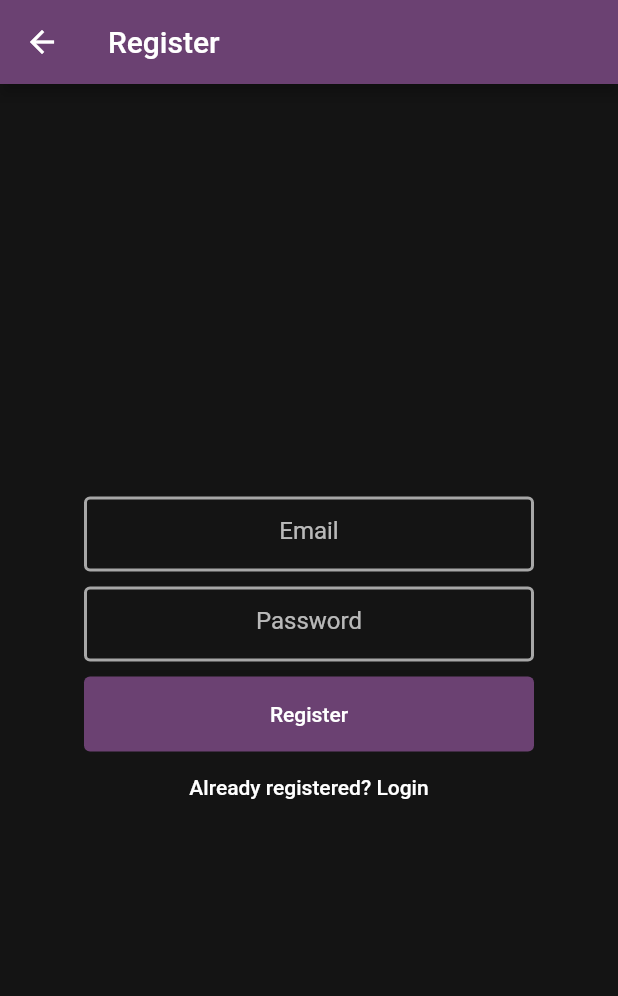
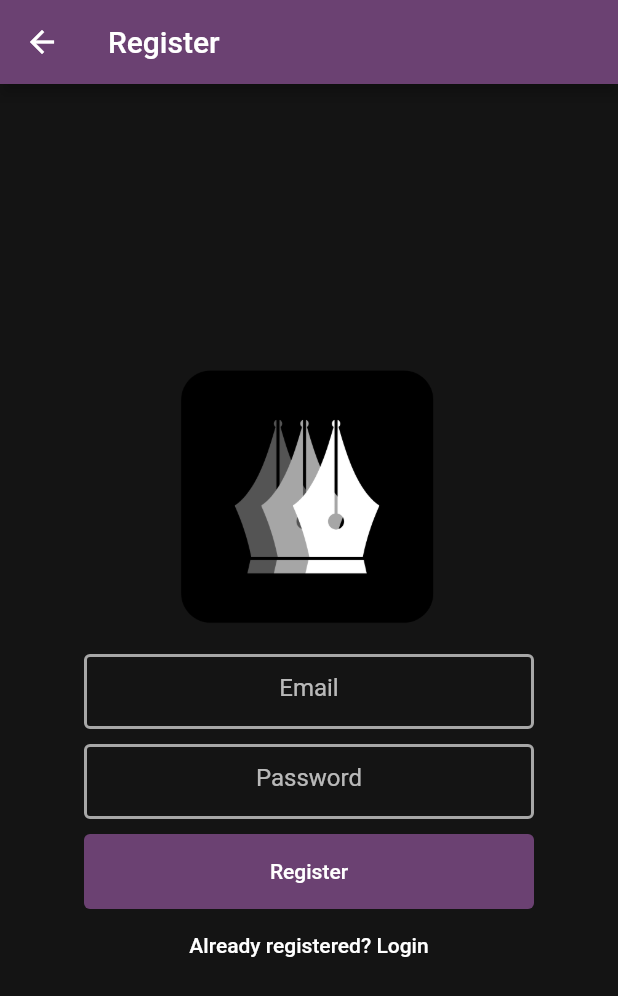
Before and after one commit to SunkenInTime/Boyant-Notes, a Flutter app: the RegisterView screen opened by its route, on a phone screen of 412 x 824 dp. Shown: the top 996 px of the screen. Run offline on Flutter 3.47's test engine with Material 2 defaults, Android fonts, the phone set to English and light mode, and no system bars; our stand-ins replace cloud_firestore, firebase_auth, firebase_core, flutter_phoenix, hive, hive_flutter and 1 more; accounts and stored records are empty.

Commit message:
Restored previous updates

```diff
--- a/lib/views/register_view.dart
+++ b/lib/views/register_view.dart
@@ -43,8 +43,14 @@ class _RegisterViewState extends State<RegisterView> {
       body: Center(
         child: SingleChildScrollView(
           child: Column(
-            mainAxisAlignment: MainAxisAlignment.center,
+            mainAxisAlignment: MainAxisAlignment.start,
             children: [
+              const SizedBox(
+                width: 210,
+                child: Image(
+                  image: AssetImage("assets/Boyant Icon.png"),
+                ),
+              ),
               //Email
               SizedBox(
                 width: sizedBoxWidth,
--- a/lib/views/todo/todo_view.dart
+++ b/lib/views/todo/todo_view.dart
@@ -203,8 +203,22 @@ class _TodoViewState extends State<TodoView> {
                 Container(
                   margin: const EdgeInsets.only(right: 10),
                   child: Row(
-                    mainAxisAlignment: MainAxisAlignment.end,
+                    mainAxisAlignment: MainAxisAlignment.spaceBetween,
                     children: [
+                      // IconButton(
+                      //   onPressed: () {
+                      //     showDatePicker(
+                      //       context: context,
+                      //       initialDate: DateTime.now(),
+                      //       firstDate: DateTime(2021),
+                      //       lastDate: DateTime(2101),
+                      //     );
+                      //   },
+                      //   icon: Icon(
+                      //     Icons.calendar_month_outlined,
+                      //     color: Theme.of(context).primaryColor,
+                      //   ),
+                      // ),
                       TextButton(
                         onPressed: () async {
                           final title = _titleController.text;
```
